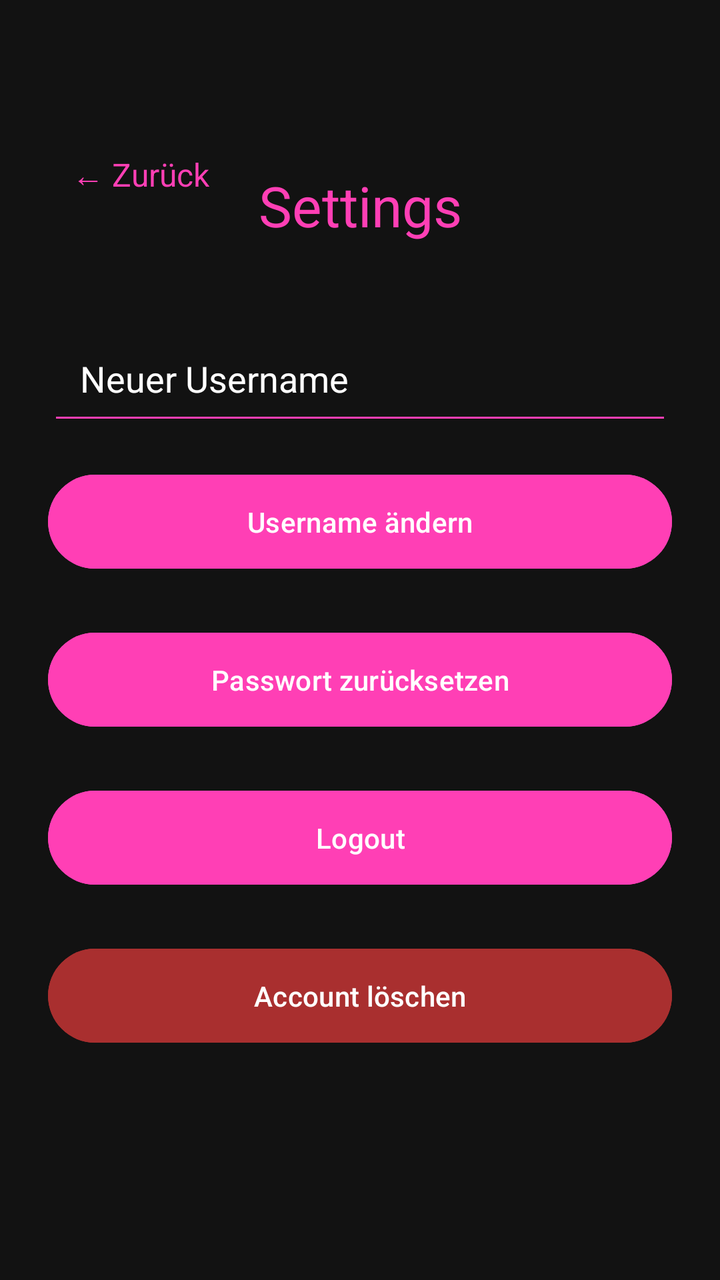
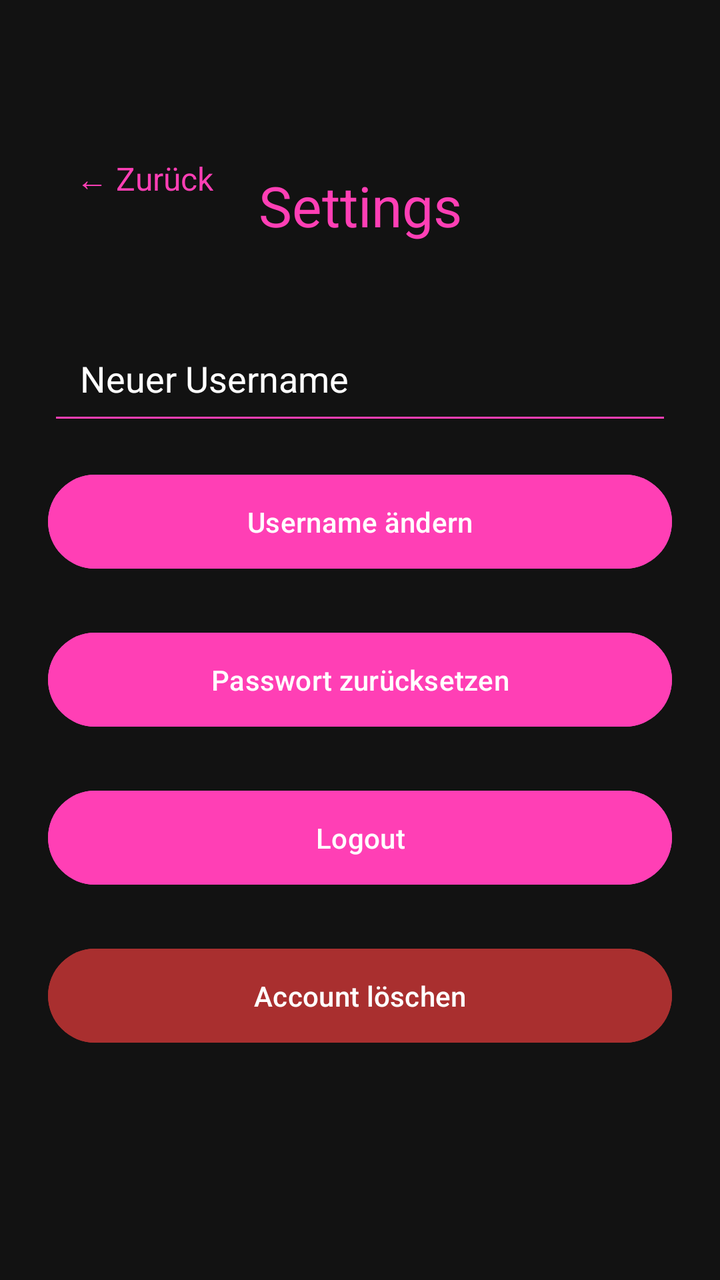

An Android layout rendered at two revisions. The XML below is the earlier revision; the diff shows what the commit changed to produce the second picture.
<!-- AndroidManifest.xml: application theme Theme.StudyGram -->
<!-- res/layout/activity_settings.xml -->
<?xml version="1.0" encoding="utf-8"?>
<androidx.constraintlayout.widget.ConstraintLayout
    xmlns:android="http://schemas.android.com/apk/res/android"
    xmlns:app="http://schemas.android.com/apk/res-auto"
    android:layout_width="match_parent"
    android:layout_height="match_parent"
    android:background="#121212"
    android:padding="24dp">

    <TextView
        android:id="@+id/tvBack"
        android:layout_width="wrap_content"
        android:layout_height="wrap_content"
        android:text="← Zurück"
        android:textColor="#FF3FB5"
        android:textSize="16sp"
        android:padding="12dp"
        app:layout_constraintTop_toBottomOf="@id/tvBack"
        app:layout_constraintTop_toTopOf="parent"
        app:layout_constraintStart_toStartOf="parent"
        android:layout_marginTop="40dp" />
    <TextView
        android:id="@+id/tvTitle"
        android:layout_width="wrap_content"
        android:layout_height="wrap_content"
        android:text="Settings"
        android:textSize="28sp"
        android:textColor="#FF3FB5"
        app:layout_constraintTop_toTopOf="parent"
        app:layout_constraintStart_toStartOf="parent"
        app:layout_constraintEnd_toEndOf="parent"
        android:layout_marginTop="60dp" />

    <EditText
        android:id="@+id/etNewUsername"
        android:layout_width="0dp"
        android:layout_height="56dp"
        android:hint="Neuer Username"
        android:textColor="#FFFFFF"
        android:textColorHint="#FFFFFF"
        android:backgroundTint="#FF3FB5"
        android:padding="16dp"
        app:layout_constraintTop_toBottomOf="@id/tvTitle"
        app:layout_constraintStart_toStartOf="parent"
        app:layout_constraintEnd_toEndOf="parent"
        android:layout_marginTop="40dp" />

    <Button
        android:id="@+id/btnChangeUsername"
        android:layout_width="0dp"
        android:layout_height="55dp"
        android:text="Username ändern"
        android:textColor="#FFFFFF"
        android:backgroundTint="#FF3FB5"
        app:layout_constraintTop_toBottomOf="@id/etNewUsername"
        app:layout_constraintStart_toStartOf="parent"
        app:layout_constraintEnd_toEndOf="parent"
        android:layout_marginTop="16dp" />

    <Button
        android:id="@+id/btnResetPassword"
        android:layout_width="0dp"
        android:layout_height="55dp"
        android:text="Passwort zurücksetzen"
        android:textColor="#FFFFFF"
        android:backgroundTint="#FF3FB5"
        app:layout_constraintTop_toBottomOf="@id/btnChangeUsername"
        app:layout_constraintStart_toStartOf="parent"
        app:layout_constraintEnd_toEndOf="parent"
        android:layout_marginTop="24dp" />

    <Button
        android:id="@+id/btnLogout"
        android:layout_width="0dp"
        android:layout_height="55dp"
        android:text="Logout"
        android:textColor="#FFFFFF"
        android:backgroundTint="#FF3FB5"
        app:layout_constraintTop_toBottomOf="@id/btnResetPassword"
        app:layout_constraintStart_toStartOf="parent"
        app:layout_constraintEnd_toEndOf="parent"
        android:layout_marginTop="24dp" />

    <Button
        android:id="@+id/btnDeleteAccount"
        android:layout_width="0dp"
        android:layout_height="55dp"
        android:text="Account löschen"
        android:textColor="#FFFFFF"
        android:backgroundTint="#A92F2F"
        app:layout_constraintTop_toBottomOf="@id/btnLogout"
        app:layout_constraintStart_toStartOf="parent"
        app:layout_constraintEnd_toEndOf="parent"
        android:layout_marginTop="24dp" />


    <TextView
        android:id="@+id/tvMessage"
        android:layout_width="0dp"
        android:layout_height="wrap_content"
        android:textColor="#FFFFFF"
        android:visibility="gone"
        app:layout_constraintTop_toBottomOf="@id/btnDeleteAccount"
        app:layout_constraintStart_toStartOf="parent"
        app:layout_constraintEnd_toEndOf="parent"
        android:layout_marginTop="16dp" />

</androidx.constraintlayout.widget.ConstraintLayout>
<!-- resources referenced by this layout -->
<resources>
  <style name="Theme.StudyGram" parent="Base.Theme.StudyGram" />
  <style name="Base.Theme.StudyGram" parent="Theme.Material3.DayNight.NoActionBar">
          
          
      </style>
</resources>

<!-- the commit's change to res/layout/activity_settings.xml (unified diff, before → after) -->
@@ -14,7 +14,7 @@
         android:text="← Zurück"
         android:textColor="#FF3FB5"
         android:textSize="16sp"
-        android:padding="12dp"
+        android:padding="14dp"
         app:layout_constraintTop_toBottomOf="@id/tvBack"
         app:layout_constraintTop_toTopOf="parent"
         app:layout_constraintStart_toStartOf="parent"
